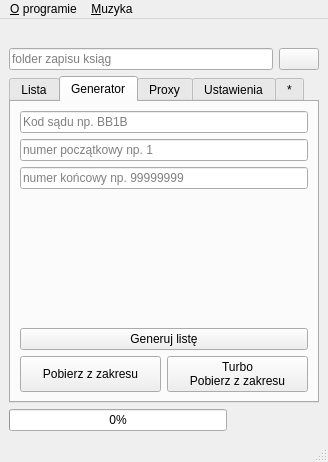
Old version of the form eKW_pobieracz.ui in the repository Rzezimioszek/eKW-pobieracz.
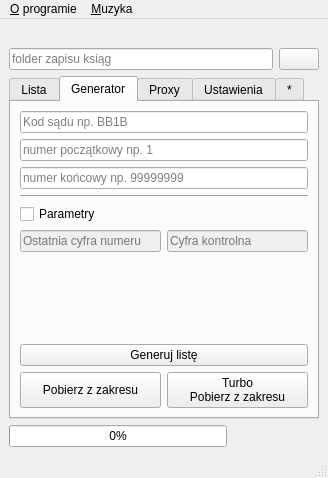
New version of the form. The open tabs and pages were chosen to show the change. Icons and pictures are not drawn.

```diff
--- a/eKW_pobieracz.ui
+++ b/eKW_pobieracz.ui
@@ -10,13 +10,13 @@
     <x>0</x>
     <y>0</y>
     <width>328</width>
-    <height>462</height>
+    <height>478</height>
    </rect>
   </property>
   <property name="minimumSize">
    <size>
-    <width>320</width>
-    <height>462</height>
+    <width>328</width>
+    <height>478</height>
    </size>
   </property>
   <property name="maximumSize">
@@ -218,6 +218,53 @@
           </item>
          </layout>
         </item>
+        <item>
+         <widget class="Line" name="line_2">
+          <property name="orientation">
+           <enum>Qt::Horizontal</enum>
+          </property>
+         </widget>
+        </item>
+        <item>
+         <widget class="QCheckBox" name="chParams">
+          <property name="text">
+           <string>Parametry</string>
+          </property>
+         </widget>
+        </item>
+        <item>
+         <layout class="QHBoxLayout" name="horizontalLayout_5">
+          <property name="topMargin">
+           <number>0</number>
+          </property>
+          <item>
+           <widget class="QLineEdit" name="lineLast">
+            <property name="enabled">
+             <bool>false</bool>
+            </property>
+            <property name="maxLength">
+             <number>1</number>
+            </property>
+            <property name="placeholderText">
+             <string>Ostatnia cyfra numeru</string>
+            </property>
+           </widget>
+          </item>
+          <item>
+           <widget class="QLineEdit" name="lineControl">
+            <property name="enabled">
+             <bool>false</bool>
+            </property>
+            <property name="maxLength">
+             <number>1</number>
+            </property>
+            <property name="placeholderText">
+             <string>Cyfra kontrolna</string>
+            </property>
+           </widget>
+          </item>
+         </layout>
+        </item>
         <item>
          <spacer name="verticalSpacer_2">
           <property name="orientation">
```
Left out of the diff: 98 changed lines with no effect on the pictures.
